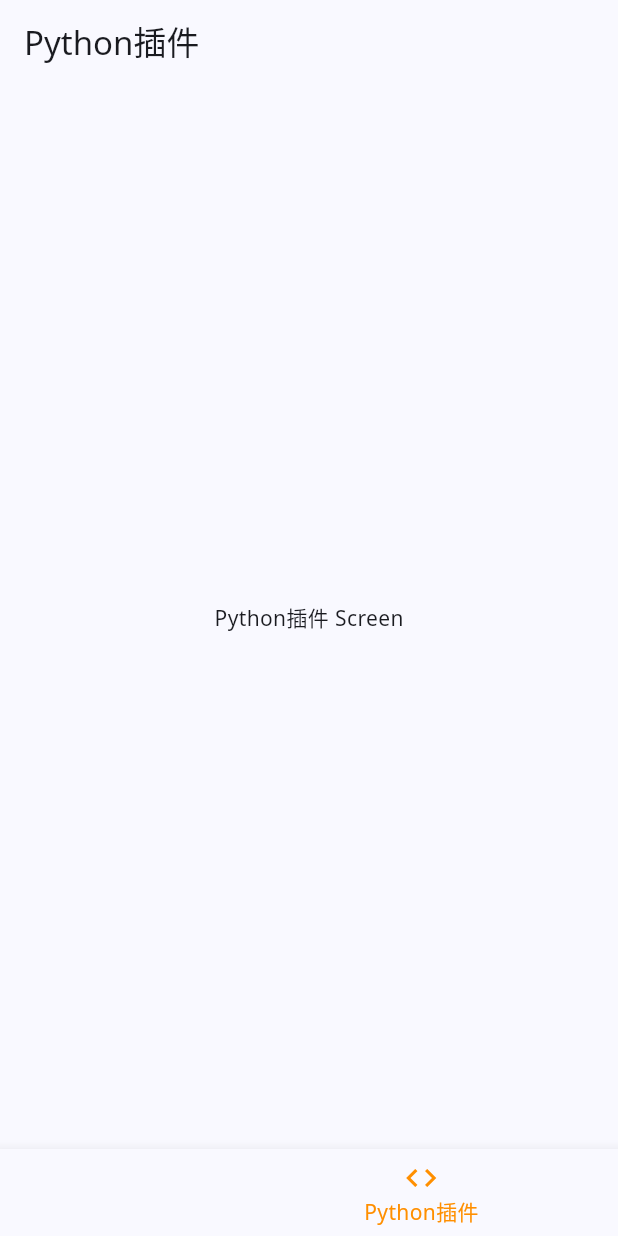
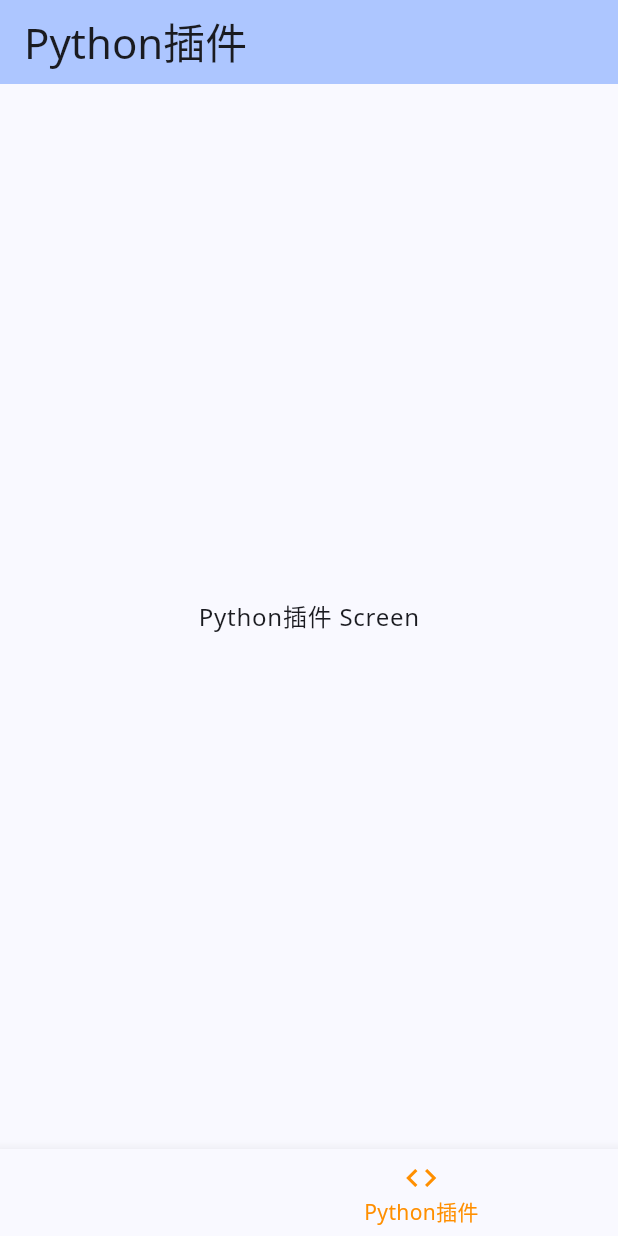
Before and after one commit to 4evergr8/WebTools, a Flutter app: the screen it shows after launch, item 4 of the bottom bar chosen, on a phone screen of 412 x 824 dp. Run offline on Flutter 3.47's test engine with Material 3 defaults, Android fonts, the phone set to English and light mode, and no system bars; our stand-ins replace google_fonts.

Commit message:
Update python_screen.dart

```diff
--- a/lib/screens/python_screen.dart
+++ b/lib/screens/python_screen.dart
@@ -1,16 +1,20 @@
 import 'package:flutter/material.dart';
 
 class PythonScreen extends StatelessWidget {
-  const PythonScreen({super.key});
-
   @override
   Widget build(BuildContext context) {
+    final theme = Theme.of(context);
+
     return Scaffold(
       appBar: AppBar(
-        title: Text('Python插件'),
+        title: Text('Python插件', style: theme.textTheme.headlineMedium),
+        backgroundColor: theme.colorScheme.inversePrimary,
       ),
       body: Center(
-        child: Text('Python插件 Screen'),
+        child: Text(
+          'Python插件 Screen',
+          style: theme.textTheme.bodyLarge,
+        ),
       ),
     );
   }
```
